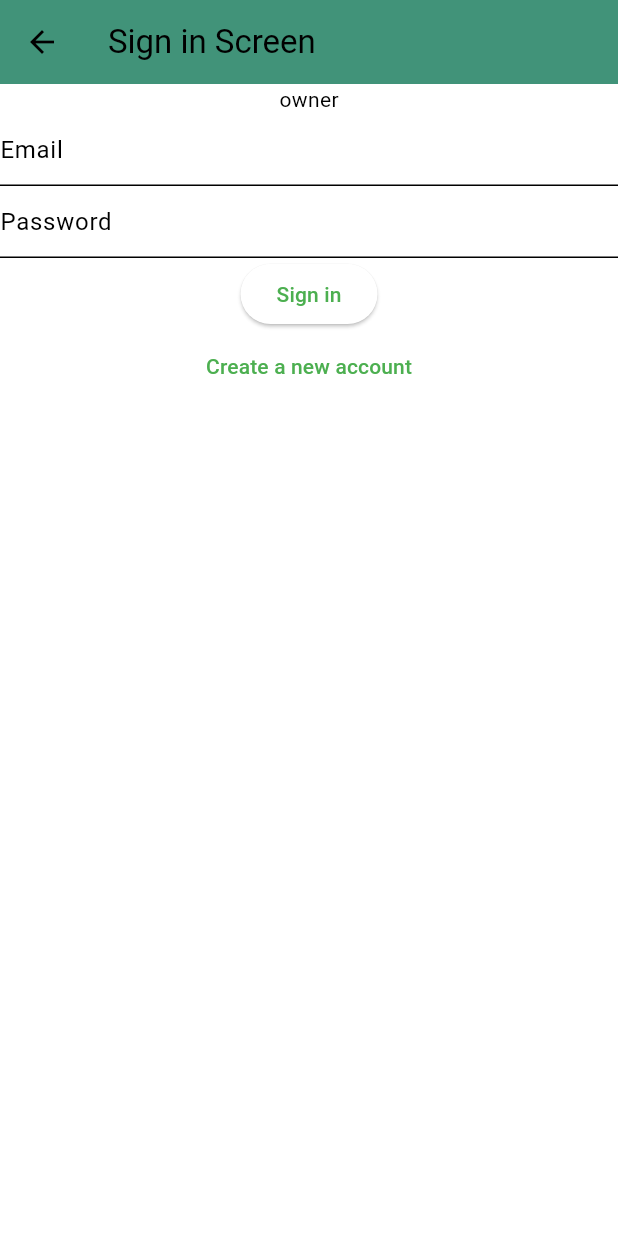
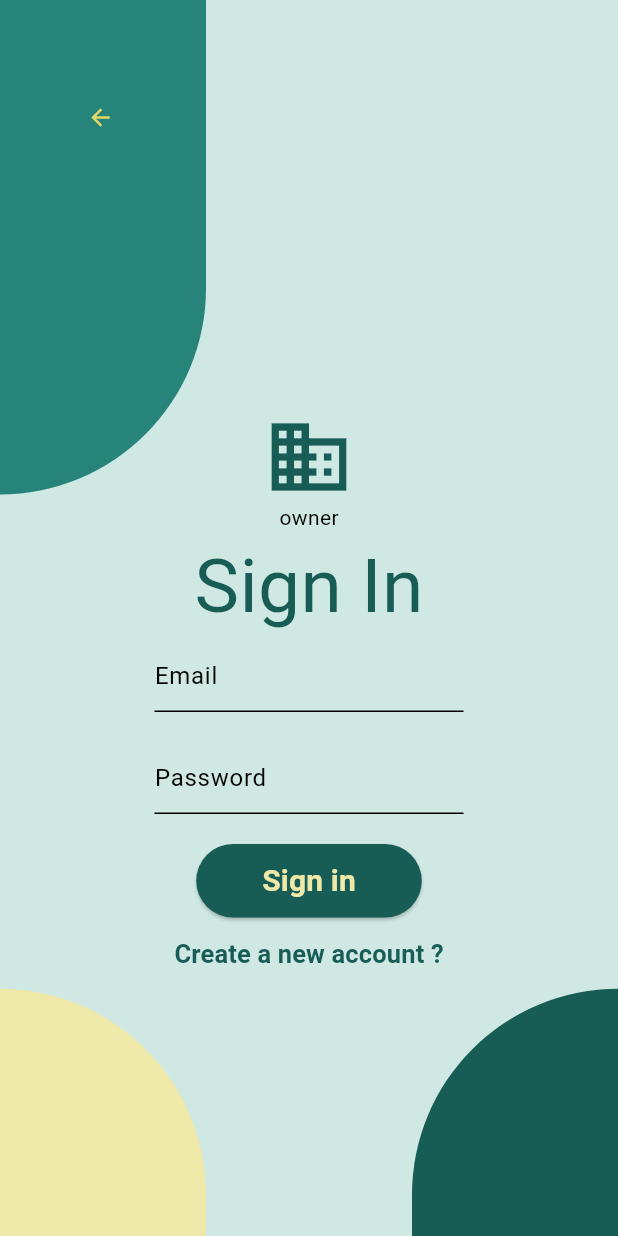
Before and after one commit to saleh-ioio/safeerv3, a Flutter app: the Register screen opened directly with empty values, after a tap on "Register", after a tap on "Sign in", on a phone screen of 412 x 824 dp. Run offline on Flutter 3.47's test engine with Material 3 defaults, Android fonts, the phone set to English and light mode, and no system bars; our stand-ins replace cloud_firestore, firebase_auth, firebase_core, shared_preferences; accounts and stored records are empty.

Commit message:
finished the register and sign pages Styling

```diff
--- a/lib/screens/authenticate/register.dart
+++ b/lib/screens/authenticate/register.dart
@@ -33,14 +33,7 @@ class _RegisterState extends State<Register> {
     return Scaffold(
       backgroundColor: AppColors.primary,
       body: Stack(children: [
-        Positioned(
-          top: MediaQuery.of(context).size.height / 2,
-          left: MediaQuery.of(context).size.width / 2.5,
-          width: 20,
-          height: 20,
-          child: TextButton(onPressed: () {
-            Navigator.pop(context);
-          }, child: Text("back")),),
+
         Positioned(
           left: 0,
           top: 0,
@@ -90,6 +83,7 @@ class _RegisterState extends State<Register> {
             child: Center(
               child: Column(
                 children: [
+                  Icon(widget.userType == UserTyp.owner ? Icons.business : Icons.delivery_dining, size: 60, color: AppColors.darkergreen,),
                   Text("Sign UP", style: TextStyle(color: AppColors.darkergreen, fontSize: 40 , fontWeight: FontWeight.bold),),
                   Container(
 
@@ -171,7 +165,7 @@ class _RegisterState extends State<Register> {
                           }
                         }
                       },
-                      child: Text('Register', style: TextStyle(color: AppColors.lightyellow), ),
+                      child: Container(margin: EdgeInsets.symmetric(vertical: 10, horizontal: 15), child: Text('Register', style: TextStyle(color: AppColors.lightyellow, fontWeight: FontWeight.bold, fontSize: 17), )),
                     ),
                   ),
                   Row(children: [Text("Already have an account?" ),
@@ -192,6 +186,15 @@ class _RegisterState extends State<Register> {
             ),
           ),
         ),
+Positioned(
+          top: 20,
+          left: 5,
+          child: TextButton(onPressed: () {
+            Navigator.pop(context);
+          }, child: Container(
+          width: 100,
+          height: 100,
+            child: Icon(Icons.arrow_back , color: AppColors.darkergreen,))),)
       ]),
     );
   }
--- a/lib/screens/authenticate/signIn.dart
+++ b/lib/screens/authenticate/signIn.dart
@@ -1,5 +1,7 @@
 import 'package:flutter/material.dart';
+import 'package:flutter/widgets.dart';
 import 'package:provider/provider.dart';
+import 'package:safeer/models/appColors.dart';
 
 import 'package:safeer/models/user.dart';
 import 'package:safeer/screens/authenticate/register.dart';
@@ -33,16 +35,66 @@ class _SignInState extends State<SignIn> {
   Widget build(BuildContext context) {
     print(widget.usertype.name);
     return Scaffold(
-      appBar: AppBar(
-        title: const Text('Sign in Screen'),
+      backgroundColor: AppColors.primary,
+
+      body: Stack(
+        children :[
+ Positioned(
+          left: 0,
+          top: 0,
+          child: Container(
+              decoration: BoxDecoration(
+                color: AppColors.darkgreen,
+                borderRadius: BorderRadius.only(
+                  bottomRight: Radius.circular(300),
                 ),
-      body: Form(
+              ),
+              height: MediaQuery.of(context).size.height / 2.5,
+              width: MediaQuery.of(context).size.width / 3),
+        ),
+        Positioned(
+          left: 0,
+          bottom: 0,
+          child: Container(
+              decoration: BoxDecoration(
+                color: AppColors.lightyellow,
+                borderRadius: BorderRadius.only(
+                  topRight: Radius.circular(300),
+                ),
+              ),
+              height: MediaQuery.of(context).size.height / 5,
+              width: MediaQuery.of(context).size.width / 3),
+        ),Positioned(
+          right: 0,
+          bottom: 0,
+          child: Container(
+              decoration: BoxDecoration(
+                color: AppColors.darkergreen,
+                borderRadius: BorderRadius.only(
+                  topLeft: Radius.circular(300),
+                ),
+              ),
+              height: MediaQuery.of(context).size.height / 5,
+              width: MediaQuery.of(context).size.width / 3),
+        ),
+
+
+           Positioned(
+          right: MediaQuery.of(context).size.width /4,
+          top: MediaQuery.of(context).size.height /3,
+          width: MediaQuery.of(context).size.width /2,
+          height: MediaQuery.of(context).size.height /2,
+          child: Form(
             key: _formKey,
             child: Center(
               child: Column(
                 children: [
+                  Icon(widget.usertype == UserTyp.owner ? Icons.business : Icons.delivery_dining, size: 60, color: AppColors.darkergreen,),
                   Text(widget.usertype.name),
-              TextFormField(
+                  Text("Sign In", style: TextStyle(fontSize: 50, color: AppColors.darkergreen),),
+                  Container(
+                    margin: EdgeInsets.only(bottom: 20),
+                    child: TextFormField(
                       decoration: const InputDecoration(
                         hintText: 'Email',
                       ),
@@ -52,7 +104,10 @@ class _SignInState extends State<SignIn> {
                         setState(() {});
                       },
                     ),
-              TextFormField(
+                  ),
+                  Container(
+                    margin: EdgeInsets.only(bottom: 20),
+                    child: TextFormField(
                       decoration: const InputDecoration(
                         hintText: 'Password',
                       ),
@@ -64,7 +119,11 @@ class _SignInState extends State<SignIn> {
                         password = val;
                       },
                     ),
+                  ),
                   ElevatedButton(
+                    style: ButtonStyle(
+                      backgroundColor: MaterialStateProperty.all<Color>(AppColors.darkergreen),
+                    ),
                     onPressed: () async {
                       if (_formKey.currentState!.validate()) {
                         dynamic result = await _auth.signInWithEmailAndPassword(
@@ -86,7 +145,7 @@ class _SignInState extends State<SignIn> {
                         }
                       }
                     },
-                child: const Text('Sign in'),
+                    child: Container(margin: EdgeInsets.symmetric(vertical: 10, horizontal: 20), child: const Text('Sign in', style: TextStyle( color: AppColors.lightyellow , fontWeight: FontWeight.bold ,fontSize: 20),)),
                   ),
                   TextButton(
                     onPressed: () {
@@ -97,12 +156,24 @@ class _SignInState extends State<SignIn> {
                             builder: (context) => Register(userType:widget.usertype)),
                       );
                     },
-                child: const Text('Create a new account'),
+                    child: const Text('Create a new account ?' , style: TextStyle(fontWeight: FontWeight.bold, fontSize: 17, color: AppColors.darkergreen),  ),
                   ),
                 ],
               ),
             ),
           ),
+        ),
+Positioned(
+          top: 20,
+          left: 5,
+          child: TextButton(onPressed: () {
+            Navigator.pop(context);
+          }, child: Container(
+          width: 100,
+          height: 100,
+            child: Icon(Icons.arrow_back , color: AppColors.yellow,))),)
+        ]
+      ),
     );
   }
 }
```
Lines whose indentation alone changed are shown as unchanged.
